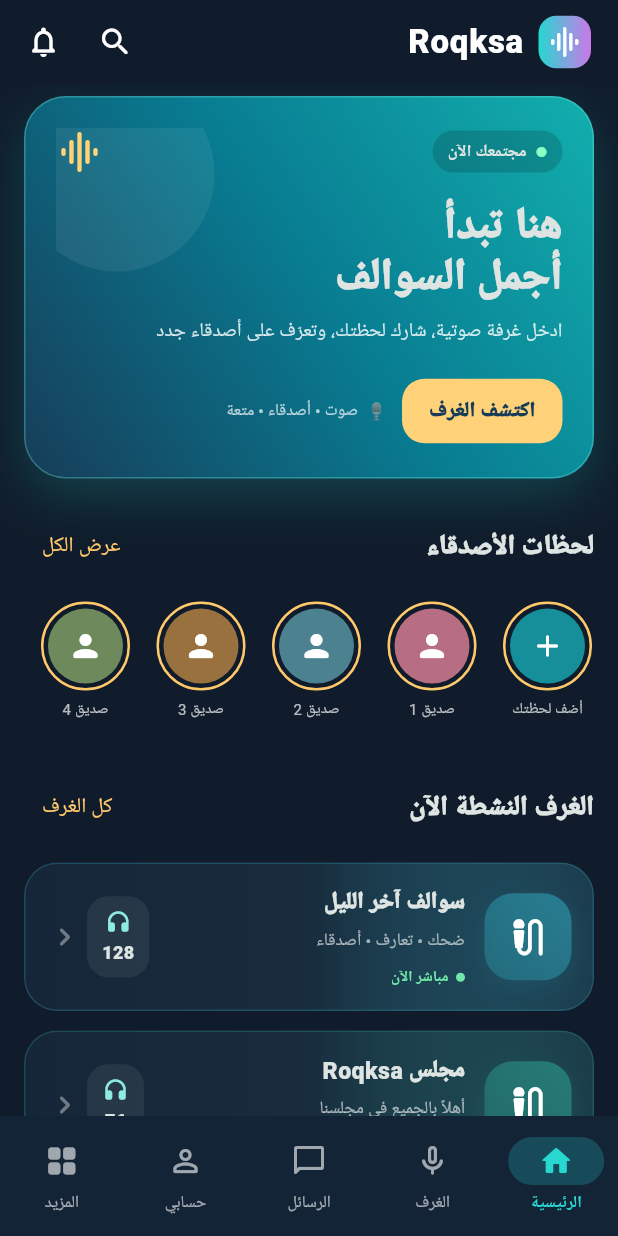
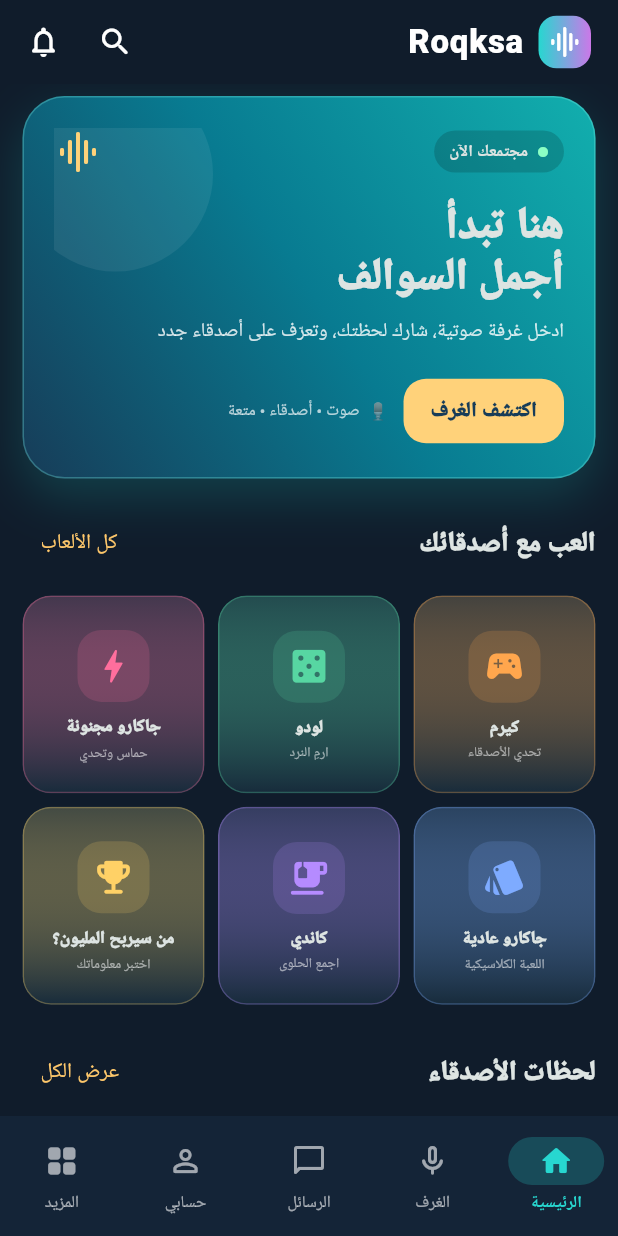
Before and after one commit to Rooqksa/Roqksa, a Flutter app: the HomeScreen screen opened directly, on a phone screen of 412 x 824 dp. Run offline on Flutter 3.47's test engine with Material 3 defaults, Android fonts, the phone set to English and light mode, and no system bars.

Commit message:
Bring TopTop-inspired game hub to Roqksa home

```diff
--- a/lib/screens/home_screen.dart
+++ b/lib/screens/home_screen.dart
@@ -5,6 +5,7 @@ import 'room_screen.dart';
 import 'profile_screen.dart';
 import 'messages_screen.dart';
 import 'features_screen.dart';
+import 'game_screen.dart';
 
 class HomeScreen extends StatefulWidget {
   const HomeScreen({super.key});
@@ -146,22 +147,111 @@ class _HomeScreenState extends State<HomeScreen> {
 
   Widget _buildHomePage() {
     return ListView(
-      padding: const EdgeInsets.fromLTRB(16, 8, 16, 24),
+      padding: const EdgeInsets.fromLTRB(15, 8, 15, 26),
       children: [
         _buildWelcomeBanner(),
+        const SizedBox(height: 20),
+        _buildSectionTitle('العب مع أصدقائك', 'كل الألعاب', onTap: () {
+          setState(() => selectedTab = 4);
+        }),
+        const SizedBox(height: 10),
+        _buildQuickGames(),
         const SizedBox(height: 22),
         _buildSectionTitle('لحظات الأصدقاء', 'عرض الكل'),
-        const SizedBox(height: 12),
+        const SizedBox(height: 11),
         _buildMomentsRow(),
-        const SizedBox(height: 23),
-        _buildSectionTitle('الغرف النشطة الآن', 'كل الغرف', onTap: () {
+        const SizedBox(height: 22),
+        _buildSectionTitle('غرف صوتية مقترحة', 'كل الغرف', onTap: () {
           setState(() => selectedTab = 1);
         }),
-        const SizedBox(height: 12),
+        const SizedBox(height: 11),
         ...rooms.take(3).map(_buildRoomCard),
-        const SizedBox(height: 10),
+        const SizedBox(height: 8),
         _buildCreateRoomButton(),
       ],
+    );
+  }
+
+  Widget _buildQuickGames() {
+    const games = <({String name, String subtitle, IconData icon, Color color, int index})>[
+      (name: 'كيرم', subtitle: 'تحدي الأصدقاء', icon: Icons.sports_esports_rounded, color: Color(0xFFFFA64D), index: 0),
+      (name: 'لودو', subtitle: 'ارمِ النرد', icon: Icons.casino_rounded, color: Color(0xFF57D6A2), index: 1),
+      (name: 'جاكارو مجنونة', subtitle: 'حماس وتحدي', icon: Icons.bolt_rounded, color: Color(0xFFFF6E9D), index: 2),
+      (name: 'جاكارو عادية', subtitle: 'اللعبة الكلاسيكية', icon: Icons.style_rounded, color: Color(0xFF7EABFF), index: 3),
+      (name: 'كاندي', subtitle: 'اجمع الحلوى', icon: Icons.emoji_food_beverage_rounded, color: Color(0xFFB58BFF), index: 4),
+      (name: 'من سيربح المليون؟', subtitle: 'اختبر معلوماتك', icon: Icons.emoji_events_rounded, color: Color(0xFFFFD166), index: 5),
+    ];
+
+    return GridView.builder(
+      shrinkWrap: true,
+      physics: const NeverScrollableScrollPhysics(),
+      itemCount: games.length,
+      gridDelegate: const SliverGridDelegateWithFixedCrossAxisCount(
+        crossAxisCount: 3,
+        childAspectRatio: .92,
+        crossAxisSpacing: 9,
+        mainAxisSpacing: 9,
+      ),
+      itemBuilder: (context, index) {
+        final game = games[index];
+        return Material(
+          color: const Color(0xFF172B3B),
+          borderRadius: BorderRadius.circular(19),
+          clipBehavior: Clip.antiAlias,
+          child: InkWell(
+            onTap: () => Navigator.of(context).push(
+              MaterialPageRoute(
+                builder: (_) => GameScreen(gameName: game.name, gameIndex: game.index),
+              ),
+            ),
+            child: Container(
+              padding: const EdgeInsets.fromLTRB(7, 12, 7, 9),
+              decoration: BoxDecoration(
+                borderRadius: BorderRadius.circular(19),
+                border: Border.all(color: game.color.withValues(alpha: .30)),
+                gradient: LinearGradient(
+                  begin: Alignment.topCenter,
+                  end: Alignment.bottomCenter,
+                  colors: [
+                    game.color.withValues(alpha: .19),
+                    const Color(0xFF172B3B),
+                  ],
+                ),
+              ),
+              child: Column(
+                mainAxisAlignment: MainAxisAlignment.center,
+                children: [
+                  Container(
+                    width: 48,
+                    height: 48,
+                    decoration: BoxDecoration(
+                      color: game.color.withValues(alpha: .17),
+                      borderRadius: BorderRadius.circular(16),
+                    ),
+                    child: Icon(game.icon, color: game.color, size: 29),
+                  ),
+                  const SizedBox(height: 8),
+                  Text(
+                    game.name,
+                    maxLines: 1,
+                    overflow: TextOverflow.ellipsis,
+                    textAlign: TextAlign.center,
+                    style: const TextStyle(fontSize: 11.5, fontWeight: FontWeight.w900),
+                  ),
+                  const SizedBox(height: 3),
+                  Text(
+                    game.subtitle,
+                    maxLines: 1,
+                    overflow: TextOverflow.ellipsis,
+                    textAlign: TextAlign.center,
+                    style: const TextStyle(fontSize: 9, color: Colors.white54),
+                  ),
+                ],
+              ),
+            ),
+          ),
+        );
+      },
     );
   }
 
```
